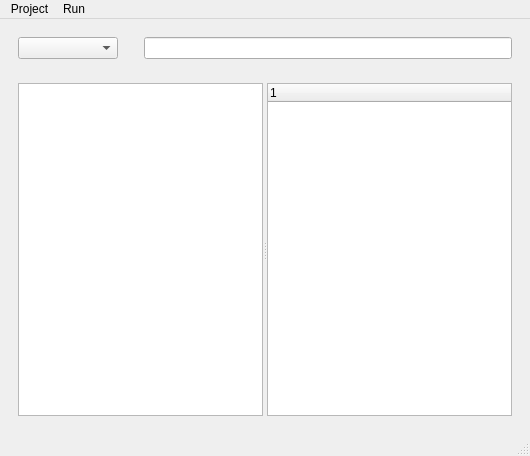
JJuny312/Sniffer2, file Sniffer/mainwindow.ui: the form before one commit.
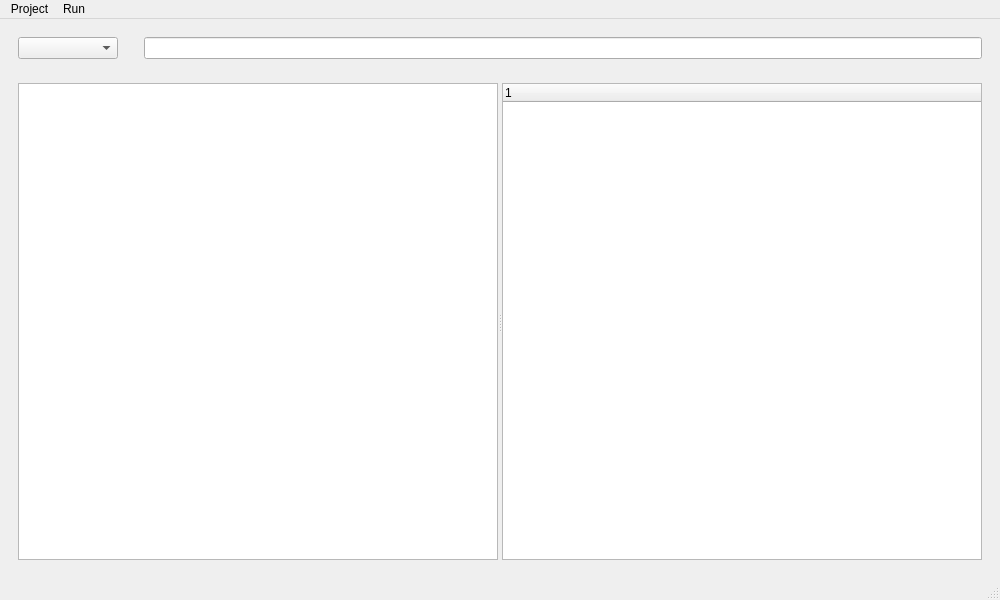
The form after the commit. Icons and pictures are not drawn.

```diff
--- a/Sniffer/mainwindow.ui
+++ b/Sniffer/mainwindow.ui
@@ -6,8 +6,8 @@
    <rect>
     <x>0</x>
     <y>0</y>
-    <width>530</width>
-    <height>456</height>
+    <width>1000</width>
+    <height>600</height>
    </rect>
   </property>
   <property name="windowTitle">
@@ -90,7 +90,7 @@
     <rect>
      <x>0</x>
      <y>0</y>
-     <width>530</width>
+     <width>1000</width>
      <height>17</height>
     </rect>
    </property>
```
Left out of the diff: 4 changed lines with no effect on the pictures.
